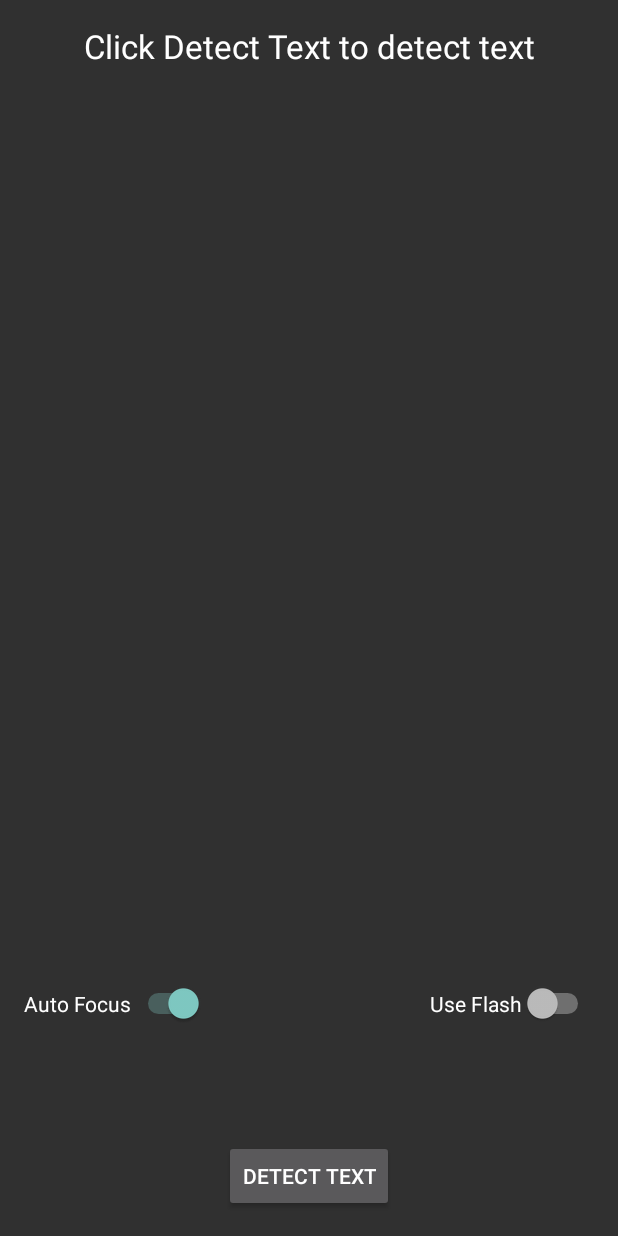
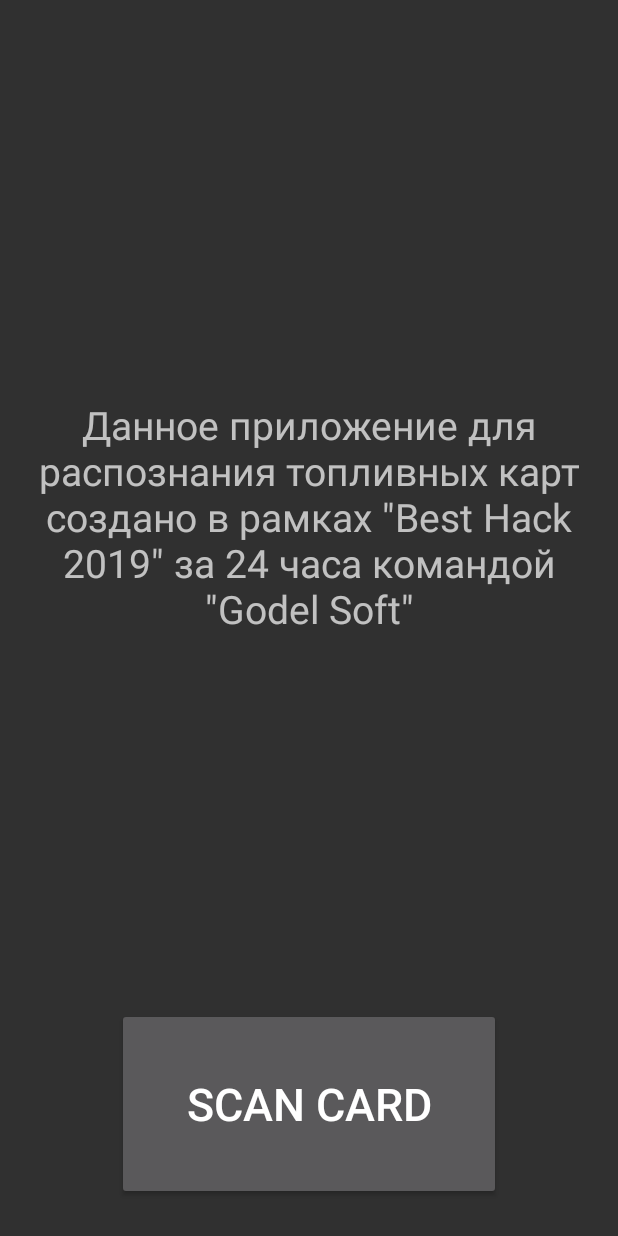
Before and after one commit to Shaniser/BESTCardReader, an Android app: the screen it shows after launch (MainActivity), on a phone screen of 412 x 824 dp. Run offline under Robolectric (Android 15) with nearby library versions, the phone set to English and light mode, and no system bars.

Commit message:
Update 10:42

```diff
--- a/app/src/main/AndroidManifest.xml
+++ b/app/src/main/AndroidManifest.xml
@@ -6,6 +6,7 @@
     <uses-feature android:name="android.hardware.camera" />
 
     <uses-permission android:name="android.permission.CAMERA" />
+    <uses-permission android:name="android.permission.INTERNET" />
 
     <application
         android:allowBackup="true"
--- a/app/src/main/java/com/google/android/gms/samples/vision/ocrreader/AboutCard.java
+++ b/app/src/main/java/com/google/android/gms/samples/vision/ocrreader/AboutCard.java
@@ -1,9 +1,13 @@
 package com.google.android.gms.samples.vision.ocrreader;
 
 import android.content.Context;
+import android.content.Intent;
+import android.support.v7.app.ActionBar;
 import android.support.v7.app.AppCompatActivity;
 import android.os.Bundle;
 import android.view.LayoutInflater;
+import android.view.Menu;
+import android.view.MenuItem;
 import android.view.View;
 import android.widget.LinearLayout;
 import android.widget.TextView;
@@ -14,6 +18,11 @@ public class AboutCard extends AppCompatActivity {
     protected void onCreate(Bundle savedInstanceState) {
         super.onCreate(savedInstanceState);
         setContentView(R.layout.activity_about_card);
+
+        ActionBar actionBar = getSupportActionBar();
+        actionBar.setHomeButtonEnabled(true);
+        actionBar.setDisplayHomeAsUpEnabled(true);
+        actionBar.setTitle(R.string.title_activity_main);
 
         int id = getIntent().getIntExtra("id", 0);
         CardInstance card = CardInstance.cards.get(id);
@@ -30,7 +39,7 @@ public class AboutCard extends AppCompatActivity {
 
         addData("Card number", card.getAccountNumber(), this, linearLayout);
 
-        addData("Other info", card.getOwner(), this, linearLayout);
+        addData("Owner", card.getOwner(), this, linearLayout);
 
         addData("Issuer", card.getCompany(), this, linearLayout);
     }
@@ -44,4 +53,33 @@ public class AboutCard extends AppCompatActivity {
         dataText.setText(data);
         linearLayout.addView(view);
     }
+
+    /**
+     * Настройка шапки
+     * @param menu
+     * @return
+     */
+    @Override
+    public boolean onCreateOptionsMenu(Menu menu) {
+        getMenuInflater().inflate(R.menu.main, menu);
+        return true;
+    }
+
+    /**
+     * Обработка нажатия на элементы шапки
+     * @param item
+     * @return
+     */
+    @Override
+    public boolean onOptionsItemSelected(MenuItem item) {
+        switch (item.getItemId()) {
+            case android.R.id.home:
+                Intent intent = new Intent(this, MainActivity.class);
+                finish();
+                startActivity(intent);
+                return true;
+            default:
+                return super.onOptionsItemSelected(item);
+        }
+    }
 }
--- a/app/src/main/java/com/google/android/gms/samples/vision/ocrreader/CardInstance.java
+++ b/app/src/main/java/com/google/android/gms/samples/vision/ocrreader/CardInstance.java
@@ -56,7 +56,11 @@ public class CardInstance {
     }
 
     public String getCompany(){
-        return company.toString();
+        try {
+            return company.toString().substring(company.toString().indexOf("\"bank\":{\"name\":\"", 0) + 16, company.toString().indexOf(",\"url\"") - 1);
+        } catch (Exception e) {
+            return  "";
+        }
     }
 
     public String getPaymentSystem() {
--- a/app/src/main/java/com/google/android/gms/samples/vision/ocrreader/MainActivity.java
+++ b/app/src/main/java/com/google/android/gms/samples/vision/ocrreader/MainActivity.java
@@ -19,7 +19,10 @@ package com.google.android.gms.samples.vision.ocrreader;
 import android.content.Intent;
 import android.os.Bundle;
 import android.app.Activity;
+import android.support.v7.app.ActionBar;
 import android.util.Log;
+import android.view.Menu;
+import android.view.MenuItem;
 import android.view.View;
 import android.widget.CompoundButton;
 import android.widget.TextView;
@@ -46,12 +49,6 @@ public class MainActivity extends Activity implements View.OnClickListener {
         super.onCreate(savedInstanceState);
         setContentView(R.layout.activity_main);
 
-        statusMessage = (TextView)findViewById(R.id.status_message);
-        textValue = (TextView)findViewById(R.id.text_value);
-
-        autoFocus = (CompoundButton) findViewById(R.id.auto_focus);
-        useFlash = (CompoundButton) findViewById(R.id.use_flash);
-
         findViewById(R.id.read_text).setOnClickListener(this);
     }
 
@@ -65,8 +62,8 @@ public class MainActivity extends Activity implements View.OnClickListener {
         if (v.getId() == R.id.read_text) {
             // launch Ocr capture activity.
             Intent intent = new Intent(this, OcrCaptureActivity.class);
-            intent.putExtra(OcrCaptureActivity.AutoFocus, autoFocus.isChecked());
-            intent.putExtra(OcrCaptureActivity.UseFlash, useFlash.isChecked());
+            intent.putExtra(OcrCaptureActivity.AutoFocus, true);
+            intent.putExtra(OcrCaptureActivity.UseFlash, false);
 
             startActivityForResult(intent, RC_OCR_CAPTURE);
         }
--- a/app/src/main/java/com/google/android/gms/samples/vision/ocrreader/OcrCaptureActivity.java
+++ b/app/src/main/java/com/google/android/gms/samples/vision/ocrreader/OcrCaptureActivity.java
@@ -107,12 +107,13 @@ public final class OcrCaptureActivity extends AppCompatActivity {
         ActionBar actionBar = getSupportActionBar();
         actionBar.setHomeButtonEnabled(true);
         actionBar.setDisplayHomeAsUpEnabled(true);
+        actionBar.setTitle(R.string.about_card);
 
         activity = this;
         TextTemplate.templates = new ArrayList<>();
 
-        String bonus ="|b|o|O|D";
-        final String bonusNumbers ="| |-";
+        String bonus ="|b|o|O|D|B|H";
+        final String bonusNumbers ="|-";
 
         TextTemplate textTemplate = new TextTemplate("Date", true);
         ArrayList<String> strings = new ArrayList<>();
@@ -185,7 +186,7 @@ public final class OcrCaptureActivity extends AppCompatActivity {
         userId.add(userIdTempl);
 
 
-        TextTemplate userName=new TextTemplate("Other info", false){
+        TextTemplate userName=new TextTemplate("Owner", false){
             @Override
             public double evalFunc(String str) {
                 if(str.length() > 4) return 1;
@@ -198,7 +199,9 @@ public final class OcrCaptureActivity extends AppCompatActivity {
                 Pattern sample = Pattern.compile("[A-Z]"+bonusNumbers);
                 for(int i = 0; i < str.length(); i++){
                     int j = i;
-                    while(str.length() > j && sample.matcher("" + str.charAt(j)).matches()){
+                    int space = 0;
+                    while(str.length() > j && ((space == 0 && str.charAt(j) == ' ') || sample.matcher("" + str.charAt(j)).matches())){
+                        if(str.charAt(j) == ' ') space++;
                         j++;
                     }
                     if(j - i < 1) continue;
@@ -249,6 +252,11 @@ public final class OcrCaptureActivity extends AppCompatActivity {
                 Intent intent = new Intent(OcrCaptureActivity.this, AboutCard.class);
                 CardInstance cardInstance = new CardInstance((TextTemplate.templates.get(1).enabled) ? ((TextView) TextTemplate.templates.get(1).card.findViewById(R.id.editProperty)).getText().toString() : null,(TextTemplate.templates.get(2).enabled) ?  ((TextView) TextTemplate.templates.get(2).card.findViewById(R.id.editProperty)).getText().toString() : null, (TextTemplate.templates.get(3).enabled) ? ((TextView) TextTemplate.templates.get(3).card.findViewById(R.id.editProperty)).getText().toString() : null,(TextTemplate.templates.get(0).enabled) ?  ((TextView) TextTemplate.templates.get(0).card.findViewById(R.id.editProperty)).getText().toString() : null);
                 intent.putExtra("id", cardInstance.getId());
+//                try{
+//                    Thread.currentThread().sleep(100);
+//                }catch (Exception e){
+//
+//                }
                 finish();
                 startActivity(intent);
             }
@@ -496,10 +504,14 @@ public final class OcrCaptureActivity extends AppCompatActivity {
     public boolean onOptionsItemSelected(MenuItem item) {
         switch (item.getItemId()) {
             case android.R.id.home:
-                this.finish();
+                Intent intent = new Intent(this, MainActivity.class);
+                finish();
+                startActivity(intent);
                 return true;
             case R.id.basket:
-                recreate();
+                Intent intent1 = getIntent();
+                finish();
+                startActivity(intent1);
                 return true;
             default:
                 return super.onOptionsItemSelected(item);
--- a/app/src/main/java/com/google/android/gms/samples/vision/ocrreader/OcrDetectorProcessor.java
+++ b/app/src/main/java/com/google/android/gms/samples/vision/ocrreader/OcrDetectorProcessor.java
@@ -63,9 +63,6 @@ public class OcrDetectorProcessor implements Detector.Processor<TextBlock> {
             }
             tempHeight = item.getBoundingBox().height();
             builder.append(item.getValue());
-
-            OcrGraphic graphic = new OcrGraphic(mGraphicOverlay, item);
-            mGraphicOverlay.add(graphic);
         }
 
         boolean ok = true;
@@ -73,7 +70,7 @@ public class OcrDetectorProcessor implements Detector.Processor<TextBlock> {
             if(tt.enabled) {
                 final EditText editText = ((EditText) tt.card.findViewById(R.id.editProperty));
                 if (!tt.userEdited) {
-                    String match = tt.getBestMatch(builder.toString());
+                    String match = tt.getBestMatch(builder.toString().replace("\n", "*****"));
                     tt.addMatch(match);
                     final String str = tt.getTotalBestMatch();
 
--- a/app/src/main/java/com/google/android/gms/samples/vision/ocrreader/TextTemplate.java
+++ b/app/src/main/java/com/google/android/gms/samples/vision/ocrreader/TextTemplate.java
@@ -176,6 +176,8 @@ public class TextTemplate {
         num = num.replace("O", "0");
         num = num.replace("o", "0");
         num = num.replace("D", "0");
+        num = num.replace("B", "8");
+        num = num.replace("H", "4");
 
         return num;
     }
--- a/app/src/main/res/layout-land-v17/activity_main.xml
+++ /dev/null
@@ -1,57 +0,0 @@
-<?xml version="1.0" encoding="utf-8"?>
-<RelativeLayout xmlns:android="http://schemas.android.com/apk/res/android"
-    xmlns:tools="http://schemas.android.com/tools" android:layout_width="match_parent"
-    android:layout_height="match_parent" android:paddingLeft="@dimen/activity_horizontal_margin"
-    android:paddingRight="@dimen/activity_horizontal_margin"
-    android:paddingTop="@dimen/activity_vertical_margin"
-    android:paddingBottom="@dimen/activity_vertical_margin"
-    tools:context="com.google.android.gms.samples.vision.ocrreader.MainActivity">
-
-    <TextView
-        android:layout_width="match_parent"
-        android:layout_height="wrap_content"
-        android:textAppearance="?android:attr/textAppearanceLarge"
-        android:text="@string/ocr_header"
-        android:id="@+id/status_message"
-        android:layout_alignParentEnd="true"
-        android:textAlignment="center"
-        android:layout_centerHorizontal="true" />
-
-    <TextView
-        android:layout_width="wrap_content"
-        android:layout_height="wrap_content"
-        android:textAppearance="?android:attr/textAppearanceLarge"
-        android:id="@+id/text_value"
-        android:layout_below="@+id/status_message"
-        android:layout_alignParentStart="true"
-        android:layout_marginTop="110dp"
-        android:layout_alignEnd="@+id/status_message" />
-
-    <Button
-        android:layout_width="wrap_content"
-        android:layout_height="wrap_content"
-        android:text="@string/read_text"
-        android:id="@+id/read_text"
-        android:layout_alignParentBottom="true"
-        android:layout_centerHorizontal="true" />
-
-    <Switch
-        android:layout_width="wrap_content"
-        android:layout_height="wrap_content"
-        android:text="@string/auto_focus"
-        android:id="@+id/auto_focus"
-        android:layout_above="@+id/read_text"
-        android:layout_alignParentStart="true"
-        android:layout_marginBottom="77dp"
-        android:checked="true" />
-
-    <Switch
-        android:layout_width="wrap_content"
-        android:layout_height="wrap_content"
-        android:text="@string/use_flash"
-        android:id="@+id/use_flash"
-        android:layout_alignTop="@+id/auto_focus"
-        android:layout_alignEnd="@+id/text_value"
-        android:checked="false" />
-
-</RelativeLayout>
--- a/app/src/main/res/layout-land/activity_main.xml
+++ /dev/null
@@ -1,61 +0,0 @@
-<?xml version="1.0" encoding="utf-8"?>
-<RelativeLayout xmlns:android="http://schemas.android.com/apk/res/android"
-    xmlns:tools="http://schemas.android.com/tools" android:layout_width="match_parent"
-    android:layout_height="match_parent" android:paddingLeft="@dimen/activity_horizontal_margin"
-    android:paddingRight="@dimen/activity_horizontal_margin"
-    android:paddingTop="@dimen/activity_vertical_margin"
-    android:paddingBottom="@dimen/activity_vertical_margin"
-    tools:context="com.google.android.gms.samples.vision.ocrreader.MainActivity">
-
-    <TextView
-        android:layout_width="match_parent"
-        android:layout_height="wrap_content"
-        android:textAppearance="?android:attr/textAppearanceLarge"
-        android:text="@string/ocr_header"
-        android:id="@+id/status_message"
-        android:layout_alignParentRight="true"
-        android:layout_alignParentEnd="true"
-        android:layout_centerHorizontal="true" />
-
-    <TextView
-        android:layout_width="wrap_content"
-        android:layout_height="wrap_content"
-        android:textAppearance="?android:attr/textAppearanceLarge"
-        android:id="@+id/text_value"
-        android:layout_below="@+id/status_message"
-        android:layout_alignParentLeft="true"
-        android:layout_alignParentStart="true"
-        android:layout_marginTop="110dp"
-        android:layout_alignRight="@+id/status_message"
-        android:layout_alignEnd="@+id/status_message" />
-
-    <Button
-        android:layout_width="wrap_content"
-        android:layout_height="wrap_content"
-        android:text="@string/read_text"
-        android:id="@+id/read_text"
-        android:layout_alignParentBottom="true"
-        android:layout_centerHorizontal="true" />
-
-    <CheckBox
-        android:layout_width="wrap_content"
-        android:layout_height="wrap_content"
-        android:text="@string/auto_focus"
-        android:id="@+id/auto_focus"
-        android:layout_above="@+id/read_text"
-        android:layout_alignParentLeft="true"
-        android:layout_alignParentStart="true"
-        android:layout_marginBottom="77dp"
-        android:checked="true" />
-
-    <CheckBox
-        android:layout_width="wrap_content"
-        android:layout_height="wrap_content"
-        android:text="@string/use_flash"
-        android:id="@+id/use_flash"
-        android:layout_alignTop="@+id/auto_focus"
-        android:layout_alignRight="@+id/text_value"
-        android:layout_alignEnd="@+id/text_value"
-        android:checked="false" />
-
-</RelativeLayout>
--- a/app/src/main/res/layout-v17/activity_main.xml
+++ b/app/src/main/res/layout-v17/activity_main.xml
@@ -1,5 +1,6 @@
 <?xml version="1.0" encoding="utf-8"?>
 <RelativeLayout xmlns:android="http://schemas.android.com/apk/res/android"
+    xmlns:app="http://schemas.android.com/apk/res-auto"
     xmlns:tools="http://schemas.android.com/tools" android:layout_width="match_parent"
     android:layout_height="match_parent" android:paddingLeft="@dimen/activity_horizontal_margin"
     android:paddingRight="@dimen/activity_horizontal_margin"
@@ -7,51 +8,40 @@
     android:paddingBottom="@dimen/activity_vertical_margin"
     tools:context="com.google.android.gms.samples.vision.ocrreader.MainActivity">
 
-    <TextView
+    <android.support.constraint.ConstraintLayout
         android:layout_width="match_parent"
-        android:layout_height="wrap_content"
-        android:textAppearance="?android:attr/textAppearanceLarge"
-        android:text="@string/ocr_header"
-        android:id="@+id/status_message"
-        android:layout_alignParentEnd="true"
-        android:textAlignment="center"
-        android:layout_centerHorizontal="true" />
+        android:layout_height="match_parent">
 
-    <TextView
-        android:layout_width="wrap_content"
-        android:layout_height="wrap_content"
-        android:textAppearance="?android:attr/textAppearanceLarge"
-        android:id="@+id/text_value"
-        android:layout_below="@+id/status_message"
-        android:layout_alignParentStart="true"
-        android:layout_marginTop="110dp"
-        android:layout_alignEnd="@+id/status_message" />
+        <Button
+            android:id="@+id/read_text"
+            android:layout_width="256dp"
+            android:layout_height="128dp"
+            android:layout_marginStart="8dp"
+            android:layout_marginTop="8dp"
+            android:layout_marginEnd="8dp"
+            android:layout_marginBottom="8dp"
+            android:text="SCAN CARD"
+            android:textAlignment="center"
+            android:textSize="30sp"
+            app:layout_constraintBottom_toBottomOf="parent"
+            app:layout_constraintEnd_toEndOf="parent"
+            app:layout_constraintStart_toStartOf="parent"
+            app:layout_constraintTop_toTopOf="parent"
+            app:layout_constraintVertical_bias="1.0" />
 
-    <Button
-        android:layout_width="wrap_content"
-        android:layout_height="wrap_content"
-        android:text="@string/read_text"
-        android:id="@+id/read_text"
-        android:layout_alignParentBottom="true"
-        android:layout_centerHorizontal="true" />
-
-    <Switch
-        android:layout_width="wrap_content"
-        android:layout_height="wrap_content"
-        android:text="@string/auto_focus"
-        android:id="@+id/auto_focus"
-        android:layout_above="@+id/read_text"
-        android:layout_alignParentStart="true"
-        android:layout_marginBottom="77dp"
-        android:checked="true" />
-
-    <Switch
-        android:layout_width="wrap_content"
-        android:layout_height="wrap_content"
-        android:text="@string/use_flash"
-        android:id="@+id/use_flash"
-        android:layout_alignTop="@+id/auto_focus"
-        android:layout_alignEnd="@+id/text_value"
-        android:checked="false" />
+        <TextView
+            android:id="@+id/textView"
+            android:layout_width="wrap_content"
+            android:layout_height="wrap_content"
+            android:layout_marginStart="24dp"
+            android:layout_marginEnd="24dp"
+            android:text='Данное приложение для распознания топливных карт создано в рамках "Best Hack 2019" за 24 часа командой "Godel Soft"'
+            android:textAlignment="center"
+            android:textSize="26sp"
+            app:layout_constraintBottom_toTopOf="@+id/read_text"
+            app:layout_constraintEnd_toEndOf="parent"
+            app:layout_constraintStart_toStartOf="parent"
+            app:layout_constraintTop_toTopOf="parent" />
+    </android.support.constraint.ConstraintLayout>
 
 </RelativeLayout>
--- a/app/src/main/res/layout/activity_main.xml
+++ /dev/null
@@ -1,61 +0,0 @@
-<?xml version="1.0" encoding="utf-8"?>
-<RelativeLayout xmlns:android="http://schemas.android.com/apk/res/android"
-    xmlns:tools="http://schemas.android.com/tools" android:layout_width="match_parent"
-    android:layout_height="match_parent" android:paddingLeft="@dimen/activity_horizontal_margin"
-    android:paddingRight="@dimen/activity_horizontal_margin"
-    android:paddingTop="@dimen/activity_vertical_margin"
-    android:paddingBottom="@dimen/activity_vertical_margin"
-    tools:context="com.google.android.gms.samples.vision.ocrreader.MainActivity">
-
-    <TextView
-        android:layout_width="match_parent"
-        android:layout_height="wrap_content"
-        android:textAppearance="?android:attr/textAppearanceLarge"
-        android:text="@string/ocr_header"
-        android:id="@+id/status_message"
-        android:layout_alignParentRight="true"
-        android:layout_alignParentEnd="true"
-        android:layout_centerHorizontal="true" />
-
-    <TextView
-        android:layout_width="wrap_content"
-        android:layout_height="wrap_content"
-        android:textAppearance="?android:attr/textAppearanceLarge"
-        android:id="@+id/text_value"
-        android:layout_below="@+id/status_message"
-        android:layout_alignParentLeft="true"
-        android:layout_alignParentStart="true"
-        android:layout_marginTop="110dp"
-        android:layout_alignRight="@+id/status_message"
-        android:layout_alignEnd="@+id/status_message" />
-
-    <Button
-        android:layout_width="wrap_content"
-        android:layout_height="wrap_content"
-        android:text="@string/read_text"
-        android:id="@+id/read_text"
-        android:layout_alignParentBottom="true"
-        android:layout_centerHorizontal="true" />
-
-    <CheckBox
-        android:layout_width="wrap_content"
-        android:layout_height="wrap_content"
-        android:text="@string/auto_focus"
-        android:id="@+id/auto_focus"
-        android:layout_below="@+id/text_value"
-        android:layout_alignParentLeft="true"
-        android:layout_alignParentStart="true"
-        android:layout_marginTop="66dp"
-        android:checked="true" />
-
-    <CheckBox
-        android:layout_width="wrap_content"
-        android:layout_height="wrap_content"
-        android:text="@string/use_flash"
-        android:id="@+id/use_flash"
-        android:layout_alignTop="@+id/auto_focus"
-        android:layout_alignParentRight="true"
-        android:layout_alignParentEnd="true"
-        android:checked="false" />
-
-</RelativeLayout>
--- a/app/src/main/res/values/strings.xml
+++ b/app/src/main/res/values/strings.xml
@@ -4,7 +4,7 @@
     <string name="permission_camera_rationale">Access to the camera is needed for detection</string>
     <string name="no_camera_permission">This application cannot run because it does not have the camera permission.  The application will now exit.</string>
     <string name="low_storage_error">Ocr dependencies cannot be downloaded due to low device storage</string>
-    <string name="title_activity_main">Ocr Detector Sample</string>
+    <string name="title_activity_main">Card scanning</string>
     <string name="ocr_header">Click &quot;Detect Text&quot; to detect text</string>
     <string name="read_text">Detect Text</string>
     <string name="auto_focus">Auto Focus</string>
@@ -12,4 +12,5 @@
     <string name="ocr_success">Text read successfully</string>
     <string name="ocr_failure">No text captured</string>
     <string name="ocr_error">"Error reading text: %1$s"</string>
+    <string name="about_card">About card</string>
 </resources>
```
Also changed, not shown: 230 other files.
